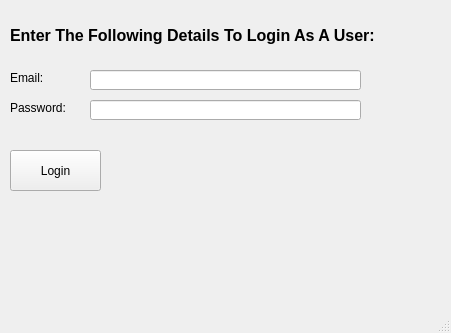
Old version of the form Screens/UserLogin.ui in the repository msaadg/NGOConnect.
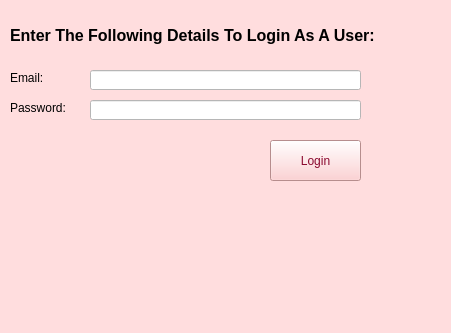
New version of the form. Icons and pictures are not drawn.

```diff
--- a/Screens/UserLogin.ui
+++ b/Screens/UserLogin.ui
@@ -13,6 +13,9 @@
   <property name="windowTitle">
    <string>User Login </string>
   </property>
+  <property name="styleSheet">
+   <string notr="true">background-color: rgb(255, 221, 222);</string>
+  </property>
   <widget class="QWidget" name="centralwidget">
    <widget class="QLabel" name="label">
     <property name="geometry">
@@ -69,6 +72,9 @@
       <height>20</height>
      </rect>
     </property>
+    <property name="styleSheet">
+     <string notr="true">background-color:white;</string>
+    </property>
    </widget>
    <widget class="QLineEdit" name="userPassword">
     <property name="geometry">
@@ -79,20 +85,46 @@
       <height>20</height>
      </rect>
     </property>
+    <property name="styleSheet">
+     <string notr="true">background-color:white;</string>
+    </property>
    </widget>
    <widget class="QPushButton" name="userLoginBtn">
     <property name="geometry">
      <rect>
-      <x>10</x>
-      <y>150</y>
+      <x>270</x>
+      <y>140</y>
       <width>91</width>
       <height>41</height>
      </rect>
     </property>
+    <property name="styleSheet">
+     <string notr="true">color: rgb(138, 9, 47);
+background-color:rgb(255, 197, 198);;</string>
+    </property>
     <property name="text">
      <string>Login</string>
     </property>
    </widget>
+   <widget class="QLabel" name="label_10">
+    <property name="geometry">
+     <rect>
+      <x>10</x>
+      <y>230</y>
+      <width>131</width>
+      <height>51</height>
+     </rect>
+    </property>
+    <property name="text">
+     <string/>
+    </property>
+    <property name="pixmap">
+     <pixmap>../Logo.png</pixmap>
+    </property>
+    <property name="scaledContents">
+     <bool>true</bool>
+    </property>
+   </widget>
   </widget>
   <widget class="QMenuBar" name="menubar">
    <property name="geometry">
```
